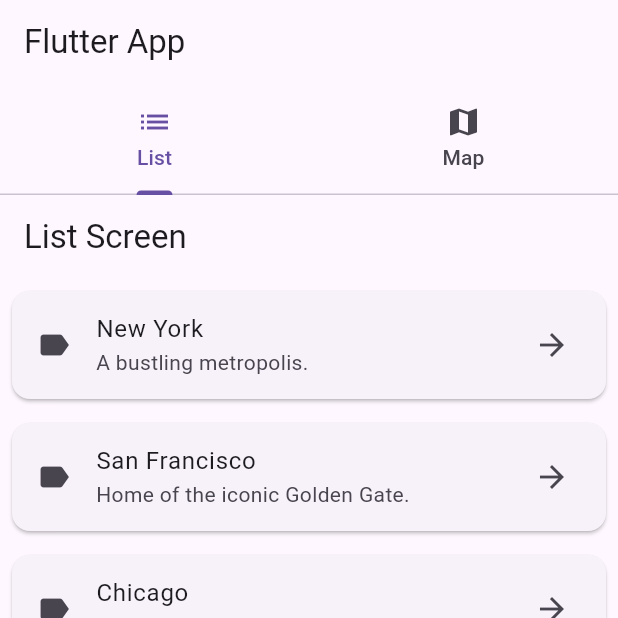
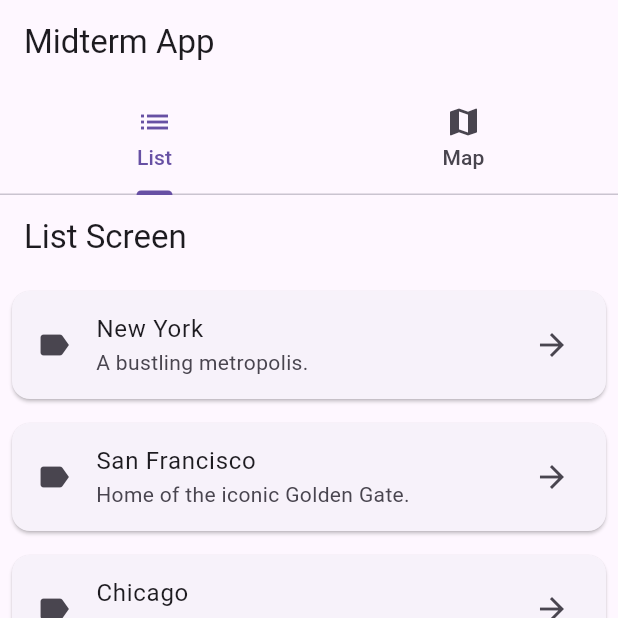
Before and after one commit to meerimkakitaeva/midterm-app, a Flutter app: the screen it shows after launch, on a phone screen of 412 x 824 dp, the top half of it. Run offline on Flutter 3.47's test engine with Material 3 defaults, Android fonts, the phone set to English and light mode, and no system bars; our stand-ins replace flutter_map, latlong2.

Commit message:
fixed some errors and edited title

```diff
--- a/lib/main.dart
+++ b/lib/main.dart
@@ -7,6 +7,8 @@ void main() {
 }
 
 class MyApp extends StatelessWidget {
+  const MyApp({super.key});
+
   @override
   Widget build(BuildContext context) {
     return MaterialApp(
@@ -14,27 +16,29 @@ class MyApp extends StatelessWidget {
       theme: ThemeData(
         primarySwatch: Colors.blue,
       ),
-      home: HomeScreen(),
+      home: const HomeScreen(),
     );
   }
 }
 
 class HomeScreen extends StatelessWidget {
+  const HomeScreen({super.key});
+
   @override
   Widget build(BuildContext context) {
     return DefaultTabController(
       length: 2,
       child: Scaffold(
         appBar: AppBar(
-          title: Text('Flutter App'),
-          bottom: TabBar(
+          title: const Text('Midterm App'),
+          bottom: const TabBar(
             tabs: [
               Tab(icon: Icon(Icons.list), text: "List"),
               Tab(icon: Icon(Icons.map), text: "Map"),
             ],
           ),
         ),
-        body: TabBarView(
+        body: const TabBarView(
           children: [
             ListScreen(),
             MapScreen(),
```
